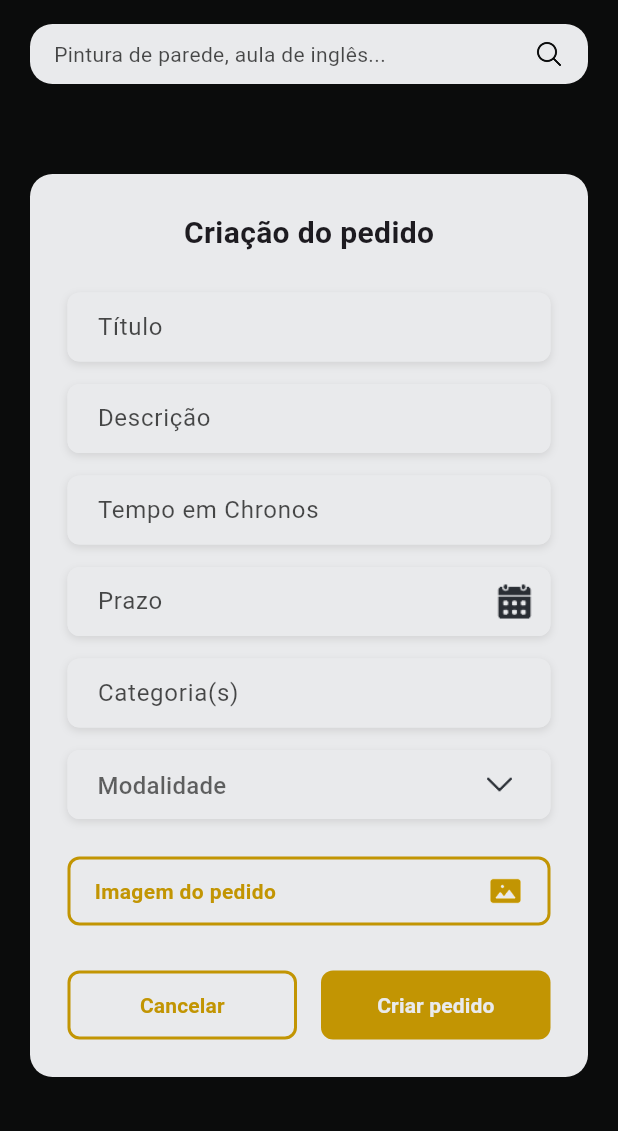
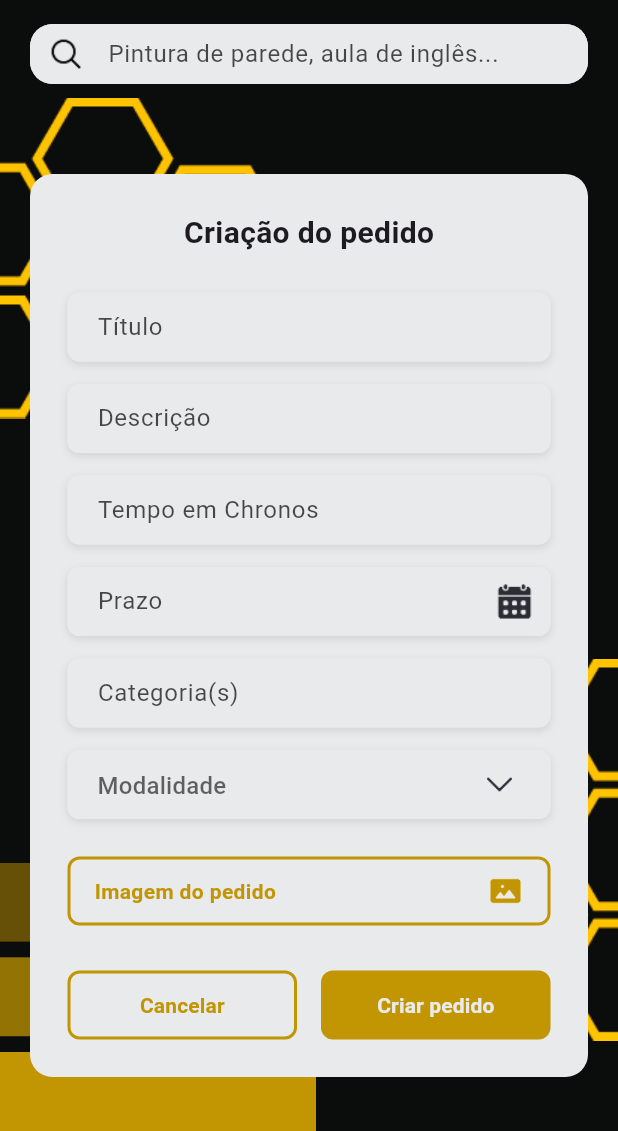
Before and after one commit to Chronora-ADS/Chronora-Flutter, a Flutter app: the RequestCreationPage screen opened by its route, on a phone screen of 412 x 824 dp, the part 105-1236 px from its top. Run offline on Flutter 3.47's test engine with Material 3 defaults, Android fonts, the phone set to English and light mode, and no system bars; our stand-ins replace file_picker, shared_preferences; accounts and stored records are empty.

Commit message:
Edição da página de requests

```diff
--- a/lib/pages/request_creation.dart
+++ b/lib/pages/request_creation.dart
@@ -13,6 +13,7 @@ class _RequestCreationPageState extends State<RequestCreationPage> {
   final TextEditingController _chronosController = TextEditingController();
   final TextEditingController _deadlineController = TextEditingController();
   final TextEditingController _categoriesController = TextEditingController();
+  final TextEditingController _searchController = TextEditingController(); // Novo controller para search
   String? _selectedModality;
 
   @override
@@ -20,7 +21,39 @@ class _RequestCreationPageState extends State<RequestCreationPage> {
     return Scaffold(
       backgroundColor: const Color(0xFF0B0C0C),
       body: SafeArea(
-        child: Column(
+        child: Stack(
+          children: [
+            // Imagem Comb2.png no canto superior esquerdo (ATRÁS do conteúdo)
+            Positioned(
+              left: 0,
+              top: 135, // 70px (header) + 50px de afastamento = 120px
+              child: Image.asset(
+                'assets/img/Comb2.png'
+              ),
+            ),
+
+            // Imagem BarAscending.png no canto inferior esquerdo (ATRÁS do conteúdo)
+            Positioned(
+              left: 0,
+              bottom: 0,
+              child: Image.asset(
+                'assets/img/BarAscending.png',
+                width: 210.47,
+                height: 178.9,
+              ),
+            ),
+
+            // Imagem Comb3.png no canto inferior direito (ATRÁS do conteúdo)
+            Positioned(
+              right: 0, // Totalmente colado na borda direita
+              bottom: 60, // 60 pixels de afastamento do bottom
+              child: Image.asset(
+                'assets/img/Comb3.png'
+              ),
+            ),
+
+            // Conteúdo principal (NA FRENTE das imagens)
+            Column(
               children: [
                 // Header - FORA do Padding para ocupar 100% da largura
                 _buildHeader(),
@@ -45,6 +78,8 @@ class _RequestCreationPageState extends State<RequestCreationPage> {
                       ],
                     ),
                   ),
+                ),
+              ],
             ),
           ],
         ),
@@ -116,27 +151,37 @@ class _RequestCreationPageState extends State<RequestCreationPage> {
         borderRadius: BorderRadius.circular(15),
         color: const Color(0xFFE9EAEC), // 100% de opacidade
       ),
-      child: Row(
-        mainAxisAlignment: MainAxisAlignment.spaceBetween, // Espaço entre texto e ícone
-        children: [
-          Padding(
-            padding: const EdgeInsets.only(left: 16),
-            child: Text(
-              'Pintura de parede, aula de inglês...',
-              style: TextStyle(
-                color: Colors.black.withOpacity(0.7),
+      child: TextFormField(
+        controller: _searchController,
+        decoration: InputDecoration(
+          hintText: 'Pintura de parede, aula de inglês...',
+          hintStyle: TextStyle(
+            color: Colors.black.withOpacity(0.7), // 70% de transparência
           ),
+          contentPadding: const EdgeInsets.symmetric(horizontal: 16),
+          border: OutlineInputBorder(
+            borderRadius: BorderRadius.circular(15),
+            borderSide: BorderSide.none,
           ),
-          ),
-          Padding(
-            padding: const EdgeInsets.only(right: 16),
+          filled: true,
+          fillColor: const Color(0xFFE9EAEC),
+          prefixIcon: Padding(
+            padding: const EdgeInsets.all(8.0),
             child: Image.asset(
               'assets/img/Search.png',
               width: 20,
               height: 20,
             ),
           ),
-        ],
+        ),
+        onChanged: (value) {
+          // Aqui você pode adicionar lógica de busca em tempo real se quiser
+          print('Texto da busca: $value');
+        },
+        onFieldSubmitted: (value) {
+          // Aqui você pode adicionar lógica quando o usuário pressionar Enter
+          print('Buscar por: $value');
+        },
       ),
     );
   }
```
Also changed, not shown: pubspec.lock. Lines whose indentation alone changed are shown as unchanged.
